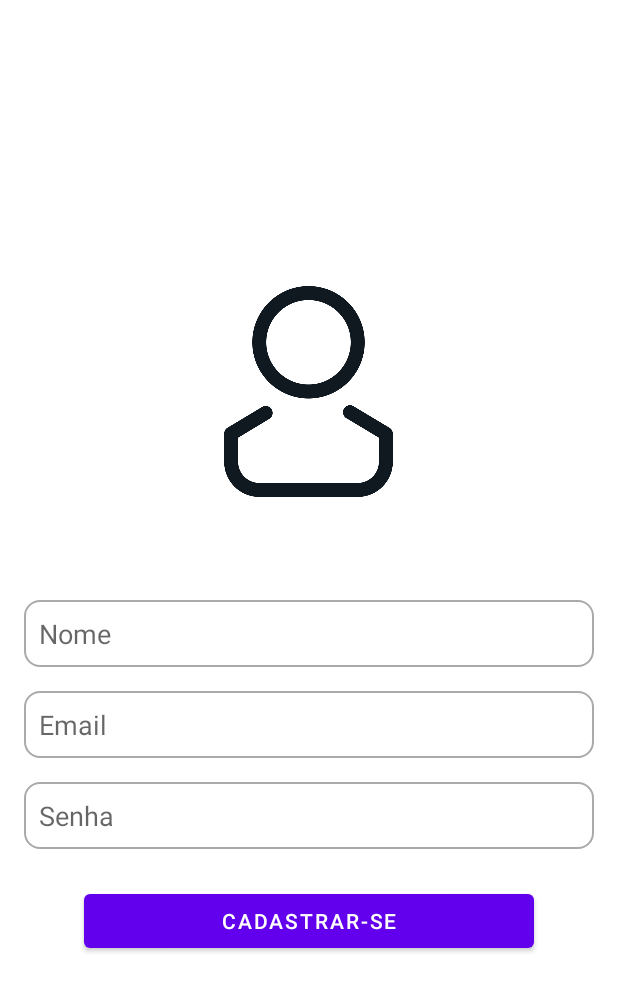
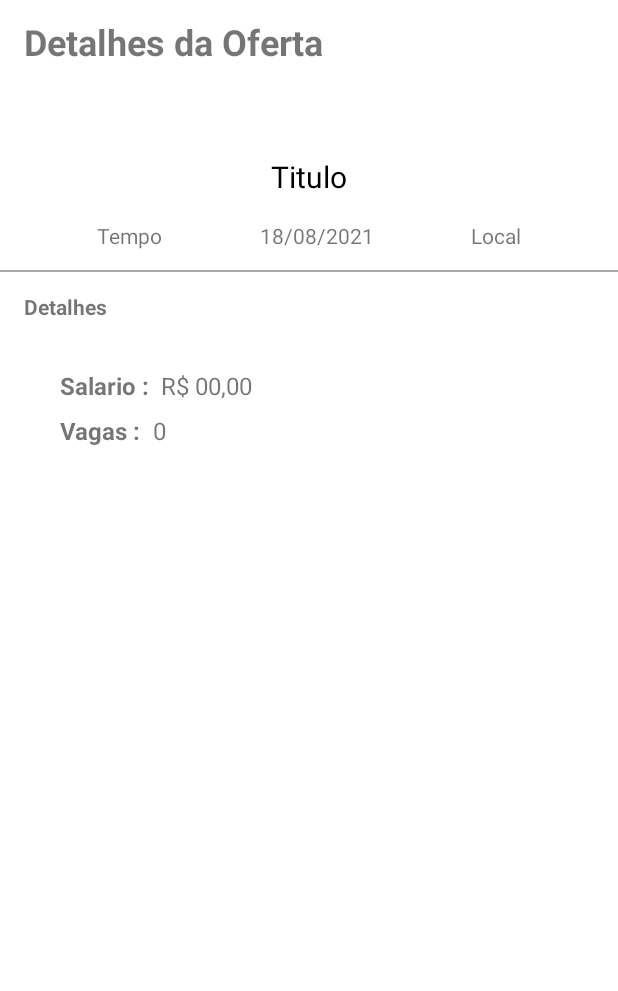
Before and after one commit to Felipeecp/JobsApp, an Android app: the DetalheOfertaActivity screen opened directly, with no data from a screen before it, on a phone screen of 412 x 824 dp. Shown: the top 991 px of the screen. Run offline under Robolectric (Android 15) with nearby library versions, the phone set to English and light mode, and no system bars.

Commit message:
Adicionando tela de home e detalhes

```diff
--- a/app/src/main/AndroidManifest.xml
+++ b/app/src/main/AndroidManifest.xml
@@ -1,6 +1,6 @@
 <?xml version="1.0" encoding="utf-8"?>
 <manifest xmlns:android="http://schemas.android.com/apk/res/android"
-    package="com.luiz.jobsapp" >
+    package="com.luiz.jobsapp">
 
     <application
         android:allowBackup="true"
@@ -8,7 +8,10 @@
         android:label="@string/app_name"
         android:roundIcon="@mipmap/ic_launcher_round"
         android:supportsRtl="true"
-        android:theme="@style/Theme.JobsApp" >
+        android:theme="@style/Theme.JobsApp">
+        <activity
+            android:name=".activity.DetalheOfertaActivity"
+            android:exported="true" />
         <activity
             android:name=".activity.DetalhesActivity"
             android:exported="true" />
@@ -20,7 +23,7 @@
             android:exported="true" />
         <activity
             android:name=".activity.LoginActivity"
-            android:exported="true" >
+            android:exported="true">
             <intent-filter>
                 <action android:name="android.intent.action.MAIN" />
 
--- a/app/src/main/java/com/luiz/jobsapp/activity/CadastroActivity.java
+++ b/app/src/main/java/com/luiz/jobsapp/activity/DetalheOfertaActivity.java
@@ -6,11 +6,11 @@ import android.os.Bundle;
 
 import com.luiz.jobsapp.R;
 
-public class CadastroActivity extends AppCompatActivity {
+public class DetalheOfertaActivity extends AppCompatActivity {
 
     @Override
     protected void onCreate(Bundle savedInstanceState) {
         super.onCreate(savedInstanceState);
-        setContentView(R.layout.activity_cadastro);
+        setContentView(R.layout.activity_detalhe_oferta);
     }
 }
--- /dev/null
+++ b/app/src/main/res/layout/activity_detalhe_oferta.xml
@@ -0,0 +1,155 @@
+<?xml version="1.0" encoding="utf-8"?>
+<androidx.constraintlayout.widget.ConstraintLayout xmlns:android="http://schemas.android.com/apk/res/android"
+    xmlns:app="http://schemas.android.com/apk/res-auto"
+    xmlns:tools="http://schemas.android.com/tools"
+    android:layout_width="match_parent"
+    android:layout_height="match_parent"
+    tools:context=".activity.DetalheOfertaActivity">
+
+    <androidx.appcompat.widget.Toolbar
+        android:id="@+id/toolbar_detalhes"
+        android:layout_width="match_parent"
+        android:layout_height="wrap_content"
+        android:background="@color/white"
+        android:minHeight="?attr/actionBarSize"
+        android:theme="?attr/actionBarTheme"
+        app:layout_constraintEnd_toEndOf="parent"
+        app:layout_constraintStart_toStartOf="parent"
+        app:layout_constraintTop_toTopOf="parent" >
+
+
+        <TextView
+            android:layout_width="wrap_content"
+            android:layout_height="wrap_content"
+            android:text="@string/txtv_detalhes_da_oferta"
+            android:textSize="24sp"
+            android:textStyle="bold"
+            />
+
+    </androidx.appcompat.widget.Toolbar>
+
+    <ImageView
+        android:id="@+id/img_detalhes_oferta"
+        android:layout_width="wrap_content"
+        android:layout_height="wrap_content"
+        android:layout_marginTop="32dp"
+        app:layout_constraintTop_toBottomOf="@id/toolbar_detalhes"
+        app:layout_constraintStart_toStartOf="parent"
+        app:layout_constraintEnd_toEndOf="parent"
+        tools:src="@tools:sample/avatars"
+        />
+
+    <TextView
+        android:id="@+id/titulo_detalhe_oferta"
+        android:layout_width="wrap_content"
+        android:layout_height="wrap_content"
+        android:layout_marginTop="16dp"
+        android:textSize="20sp"
+        android:text="Titulo"
+        android:textColor="@color/black"
+        app:layout_constraintTop_toBottomOf="@id/img_detalhes_oferta"
+        app:layout_constraintStart_toStartOf="parent"
+        app:layout_constraintEnd_toEndOf="parent"
+        />
+
+    <TextView
+        android:id="@+id/txtv_tempo"
+        android:layout_width="wrap_content"
+        android:layout_height="wrap_content"
+        android:layout_marginTop="16dp"
+        android:text="Tempo"
+        app:layout_constraintTop_toBottomOf="@id/titulo_detalhe_oferta"
+        app:layout_constraintStart_toStartOf="parent"
+        app:layout_constraintEnd_toStartOf="@id/txtv_data"
+        />
+
+    <TextView
+        android:id="@+id/txtv_data"
+        android:layout_width="wrap_content"
+        android:layout_height="wrap_content"
+        android:layout_marginTop="16dp"
+        android:text="18/08/2021"
+        app:layout_constraintTop_toBottomOf="@id/titulo_detalhe_oferta"
+        app:layout_constraintStart_toEndOf="@id/txtv_tempo"
+        app:layout_constraintEnd_toStartOf="@id/txtv_local"
+        />
+
+    <TextView
+        android:id="@+id/txtv_local"
+        android:layout_width="wrap_content"
+        android:layout_height="wrap_content"
+        android:layout_marginTop="16dp"
+        android:text="Local"
+        app:layout_constraintTop_toBottomOf="@id/titulo_detalhe_oferta"
+        app:layout_constraintStart_toEndOf="@id/txtv_data"
+        app:layout_constraintEnd_toEndOf="parent"
+        />
+
+    <View
+        android:id="@+id/view_line_1"
+        android:layout_width="match_parent"
+        android:layout_height="1dp"
+        android:background="@android:color/darker_gray"
+        app:layout_constraintTop_toBottomOf="@id/txtv_data"
+        app:layout_constraintBottom_toTopOf="@id/txtv_detalhes"
+        />
+
+    <TextView
+        android:id="@+id/txtv_detalhes"
+        android:layout_width="wrap_content"
+        android:layout_height="wrap_content"
+        android:layout_marginStart="16dp"
+        android:layout_marginTop="28dp"
+        android:text="Detalhes"
+        android:textStyle="bold"
+        app:layout_constraintStart_toStartOf="parent"
+        app:layout_constraintTop_toBottomOf="@id/txtv_tempo" />
+
+    <TextView
+        android:id="@+id/txtv_salario_detalhes"
+        android:layout_width="wrap_content"
+        android:layout_height="wrap_content"
+        android:layout_marginTop="32dp"
+        android:layout_marginStart="40dp"
+        android:text="@string/txt_itemServico_salario"
+        android:textSize="16sp"
+        android:textStyle="bold"
+        app:layout_constraintTop_toBottomOf="@id/txtv_detalhes"
+        app:layout_constraintStart_toStartOf="parent"
+        />
+    <TextView
+        android:id="@+id/txtv_salario_valor_detalhes"
+        android:layout_width="wrap_content"
+        android:layout_height="wrap_content"
+        android:text="@string/txt_itemServico_valorSalario"
+        android:textSize="16sp"
+        android:layout_marginStart="8dp"
+        app:layout_constraintStart_toEndOf="@id/txtv_salario_detalhes"
+        app:layout_constraintTop_toTopOf="@id/txtv_salario_detalhes"
+        app:layout_constraintBottom_toBottomOf="@id/txtv_salario_detalhes"
+        />
+
+    <TextView
+        android:id="@+id/txtv_vagas_detalhes"
+        android:layout_width="wrap_content"
+        android:layout_height="wrap_content"
+        android:layout_marginTop="8dp"
+        android:layout_marginStart="40dp"
+        android:text="@string/txt_itemServico_vagas"
+        android:textSize="16sp"
+        android:textStyle="bold"
+        app:layout_constraintStart_toStartOf="parent"
+        app:layout_constraintTop_toBottomOf="@+id/txtv_salario_detalhes" />
+
+    <TextView
+        android:id="@+id/txtv_vagas_valor_detalhes"
+        android:layout_width="wrap_content"
+        android:layout_height="wrap_content"
+        android:layout_marginStart="8dp"
+        android:text="@string/txt_itemServico_valorVagas"
+        android:textSize="16sp"
+        app:layout_constraintBottom_toBottomOf="@+id/txtv_vagas_detalhes"
+        app:layout_constraintStart_toEndOf="@+id/txtv_vagas_detalhes"
+        app:layout_constraintTop_toTopOf="@+id/txtv_vagas_detalhes" />
+
+</androidx.constraintlayout.widget.ConstraintLayout>
--- a/app/src/main/res/values/colors.xml
+++ b/app/src/main/res/values/colors.xml
@@ -7,4 +7,6 @@
     <color name="teal_700">#FF018786</color>
     <color name="black">#FF000000</color>
     <color name="white">#FFFFFFFF</color>
+
+    <color name="cor_primaria">#5cc6ba</color>
 </resources>
--- a/app/src/main/res/values/strings.xml
+++ b/app/src/main/res/values/strings.xml
@@ -5,4 +5,13 @@
     <string name="cadastro_email">Email</string>
     <string name="cadastro_senha">Senha</string>
     <string name="btn_cadastro_cadastrar">Cadastrar-se</string>
+    <string name="txt_home_area">Área</string>
+    <string name="txt_home_ofertas">Ofertas de Serviço</string>
+    <string name="txt_home_titulo">Titulo</string>
+    <string name="txt_itemServico_descricao">Descrição</string>
+    <string name="txt_itemServico_salario">Salario :</string>
+    <string name="txt_itemServico_valorSalario">R$ 00,00</string>
+    <string name="txt_itemServico_vagas">Vagas :</string>
+    <string name="txt_itemServico_valorVagas">0</string>
+    <string name="txtv_detalhes_da_oferta">Detalhes da Oferta</string>
 </resources>
```
Also changed, not shown: app/src/main/res/layout/activity_home.xml (+75 -1 lines), app/src/main/res/layout/item_categoria.xml (added, +48 -0 lines), app/src/main/res/layout/item_servico.xml (added, +111 -0 lines).
